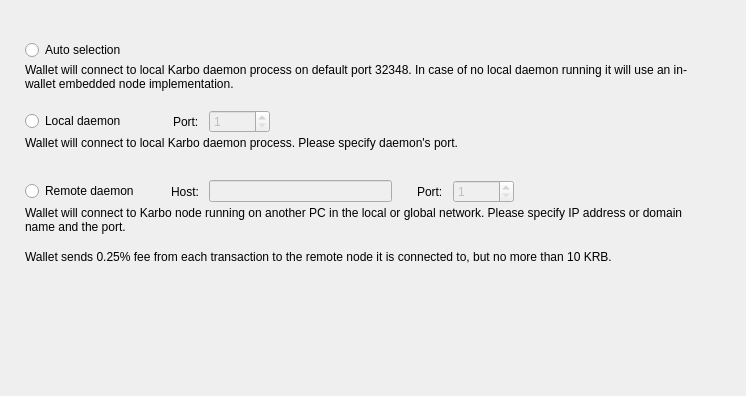
First picture: the form in src/Gui/Options/ConnectionOptionsFrame.ui, repository Karbovanets/Karbo-lite, before the edit.
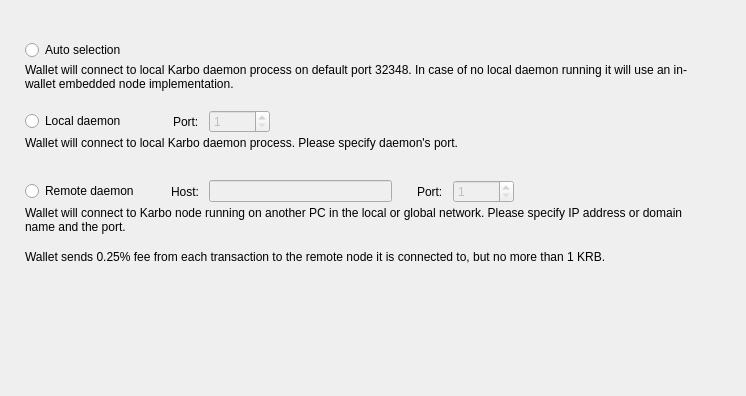
Second picture: the form after the edit. Custom widgets are drawn as their Qt base class.

Commit message: Remote node fee update

What changed in the file:
```diff
--- a/src/Gui/Options/ConnectionOptionsFrame.ui
+++ b/src/Gui/Options/ConnectionOptionsFrame.ui
@@ -378,7 +378,7 @@
    <item>
     <widget class="WalletGui::WalletExtraNormalGrayTextLabel" name="label_4">
      <property name="text">
-      <string>Wallet sends 0.25% fee from each transaction to the remote node it is connected to, but no more than 10 KRB.</string>
+      <string>Wallet sends 0.25% fee from each transaction to the remote node it is connected to, but no more than 1 KRB.</string>
      </property>
      <property name="wordWrap">
       <bool>true</bool>
```
The commit also changes 2 other files.
